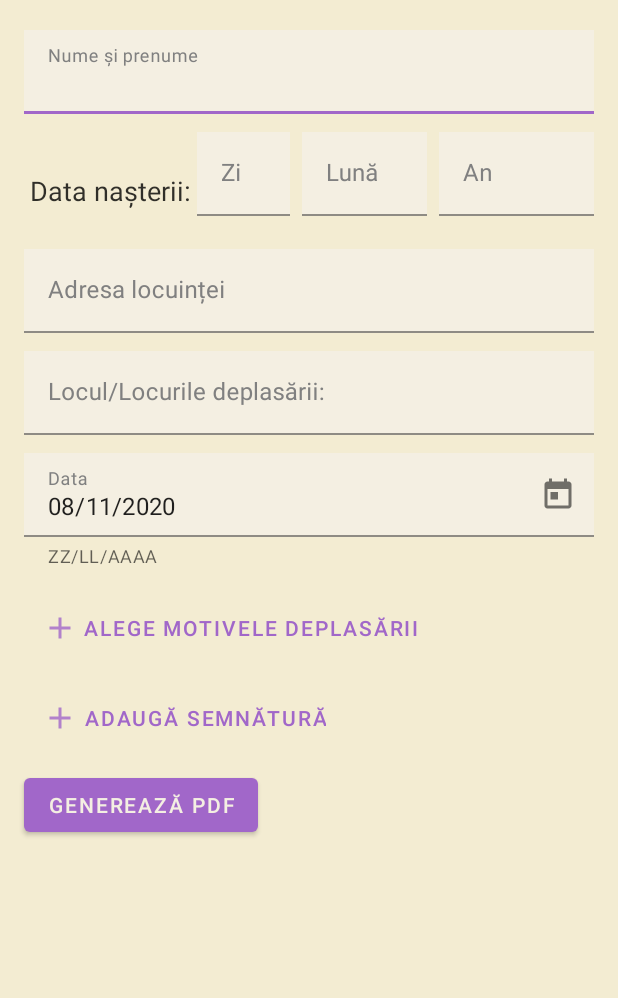
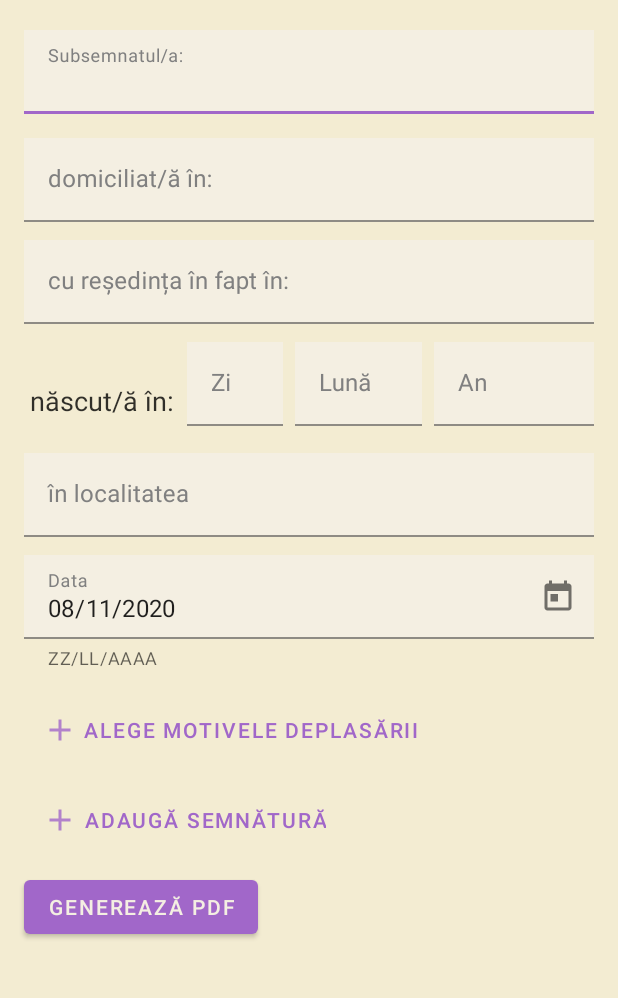
Before and after one commit to eMelgooG/DeclaratieProprieRaspundere, an Android app: the screen it shows after launch (MainActivity), on a phone screen of 412 x 824 dp, the part 87-1085 px from its top. Run offline under Robolectric (Android 15) with nearby library versions, the phone set to English and light mode, and no system bars.

Commit message:
Schimb layout dupa modelul nou https://image.stirileprotv.ro/media/document/62157238.pdf?_ga=2.138806387.1528470372.1604773797-1916259026.1603883833

```diff
--- a/app/src/main/java/com/lea/Declaratie/MainActivity.java
+++ b/app/src/main/java/com/lea/Declaratie/MainActivity.java
@@ -2,32 +2,18 @@ package com.lea.Declaratie;
 
 import androidx.annotation.NonNull;
 import androidx.appcompat.app.AppCompatActivity;
-import androidx.core.content.ContextCompat;
 import androidx.core.content.FileProvider;
 
-import android.Manifest;
 import android.app.AlertDialog;
 import android.app.DatePickerDialog;
 import android.content.Context;
 import android.content.DialogInterface;
 import android.content.Intent;
 import android.content.SharedPreferences;
-import android.graphics.Bitmap;
-import android.graphics.BitmapFactory;
-import android.graphics.Canvas;
-import android.graphics.Color;
-import android.graphics.Paint;
-import android.graphics.Typeface;
-import android.graphics.drawable.Drawable;
-import android.graphics.pdf.PdfDocument;
 import android.net.Uri;
 import android.os.Bundle;
 import android.text.Editable;
-import android.text.Layout;
-import android.text.StaticLayout;
-import android.text.TextPaint;
 import android.text.TextWatcher;
-import android.util.Log;
 import android.view.View;
 import android.view.inputmethod.InputMethodManager;
 import android.widget.Button;
@@ -39,21 +25,10 @@ import android.widget.Toast;
 
 import com.google.android.material.button.MaterialButton;
 import com.google.android.material.textfield.TextInputLayout;
-import com.karumi.dexter.Dexter;
-import com.karumi.dexter.PermissionToken;
-import com.karumi.dexter.listener.PermissionDeniedResponse;
-import com.karumi.dexter.listener.PermissionGrantedResponse;
-import com.karumi.dexter.listener.PermissionRequest;
-import com.karumi.dexter.listener.single.PermissionListener;
 
 import java.io.File;
-import java.io.FileNotFoundException;
-import java.io.FileOutputStream;
-import java.io.IOException;
-import java.io.InputStream;
 import java.text.SimpleDateFormat;
 import java.util.Calendar;
-import java.util.Map;
 
 public class MainActivity extends AppCompatActivity {
 
@@ -84,12 +59,12 @@ public class MainActivity extends AppCompatActivity {
         sharedPreferences = this.getSharedPreferences("com.lea.Declaratie", Context.MODE_PRIVATE);
 
         //Initialize text inputs
-        numeTextInput = findViewById(R.id.numPrenumeTF);
+        numeTextInput = findViewById(R.id.subsemnatulTF);
         ziuaNasteriiTextInput = findViewById(R.id.ziNastereTF);
         lunaNasteriiTextInput = findViewById(R.id.lunaNastereTF);
         anulNasteriiTextInput = findViewById(R.id.anNastereTF);
-        adresaLocuinteiTextInput = findViewById(R.id.adresaTF);
-        locurileDeplasariiTextInput = findViewById(R.id.deplasareTF);
+        adresaLocuinteiTextInput = findViewById(R.id.domiciliuTF);
+        locurileDeplasariiTextInput = findViewById(R.id.resedintaTF);
         dataTextInput = findViewById(R.id.dataTF);
         dataTF = findViewById(R.id.dataTF);
 
--- a/app/src/main/res/layout/activity_main.xml
+++ b/app/src/main/res/layout/activity_main.xml
@@ -10,15 +10,28 @@
         android:layout_height="match_parent"
         tools:context=".MainActivity">
 
+        <TextView
+            android:id="@+id/titluTV"
+            android:layout_width="wrap_content"
+            android:layout_height="wrap_content"
+            android:layout_marginTop="16dp"
+            android:fontFamily="@font/ds"
+            android:text="Declarație pe proprie răspundere"
+            android:textColor="@color/black"
+            android:textSize="30sp"
+            app:layout_constraintEnd_toEndOf="parent"
+            app:layout_constraintStart_toStartOf="parent"
+            app:layout_constraintTop_toTopOf="parent" />
+
         <com.google.android.material.textfield.TextInputLayout
-            android:id="@+id/numPrenumeTF"
+            android:id="@+id/subsemnatulTF"
             style="@style/Widget.MaterialComponents.TextInputLayout.FilledBox"
             android:layout_width="match_parent"
             android:layout_height="wrap_content"
             android:layout_marginStart="@dimen/margin_regular_textfield"
             android:layout_marginTop="20dp"
             android:layout_marginEnd="@dimen/margin_regular_textfield"
-            android:hint="Nume și prenume"
+            android:hint="Subsemnatul/a:"
             android:textColorHint="@color/gray"
             app:boxBackgroundColor="#F3F5F6"
             app:hintTextColor="@color/gray"
@@ -32,10 +45,57 @@
                 android:layout_height="wrap_content"
                 android:imeOptions="flagNoExtractUi"
                 android:inputType="textCapWords|textShortMessage" />
-
-
         </com.google.android.material.textfield.TextInputLayout>
 
+        <com.google.android.material.textfield.TextInputLayout
+            android:id="@+id/domiciliuTF"
+            style="@style/Widget.MaterialComponents.TextInputLayout.FilledBox"
+            android:layout_width="match_parent"
+            android:layout_height="wrap_content"
+            android:layout_marginStart="@dimen/margin_regular_textfield"
+            android:layout_marginTop="16dp"
+            android:layout_marginEnd="@dimen/margin_regular_textfield"
+            android:hint="domiciliat/ă în:"
+            app:endIconMode="clear_text"
+            android:textColorHint="@color/gray"
+            app:boxBackgroundColor="#F3F5F6"
+            app:hintTextColor="@color/gray"
+            app:layout_constraintEnd_toEndOf="parent"
+            app:layout_constraintStart_toStartOf="parent"
+            app:layout_constraintTop_toBottomOf="@id/subsemnatulTF">
+
+            <com.google.android.material.textfield.TextInputEditText
+                android:background="@color/textLayoutBackground"
+                android:layout_width="match_parent"
+                android:layout_height="wrap_content"
+                android:imeOptions="flagNoExtractUi"
+                android:inputType="textShortMessage|textCapSentences" />
+        </com.google.android.material.textfield.TextInputLayout>
+
+        <com.google.android.material.textfield.TextInputLayout
+            android:id="@+id/resedintaTF"
+            style="@style/Widget.MaterialComponents.TextInputLayout.FilledBox"
+            android:layout_width="match_parent"
+            android:layout_height="wrap_content"
+            android:layout_marginStart="@dimen/margin_regular_textfield"
+            android:layout_marginTop="12dp"
+            android:layout_marginEnd="@dimen/margin_regular_textfield"
+            android:hint="cu reședința în fapt în: "
+            app:endIconMode="clear_text"
+            android:textColorHint="@color/gray"
+            app:boxBackgroundColor="#F3F5F6"
+            app:hintTextColor="@color/gray"
+            app:layout_constraintEnd_toEndOf="parent"
+            app:layout_constraintStart_toStartOf="parent"
+            app:layout_constraintTop_toBottomOf="@id/domiciliuTF">
+
+            <com.google.android.material.textfield.TextInputEditText
+                android:background="@color/textLayoutBackground"
+                android:layout_width="match_parent"
+                android:layout_height="wrap_content"
+                android:imeOptions="flagNoExtractUi"
+                android:inputType="textShortMessage|textCapSentences" />
+        </com.google.android.material.textfield.TextInputLayout>
 
         <com.google.android.material.textfield.TextInputLayout
             android:id="@+id/dataNasteriiTF"
@@ -49,7 +109,7 @@
             app:layout_constraintEnd_toStartOf="@+id/ziNastereTF"
             app:layout_constraintHorizontal_bias="0.5"
             app:layout_constraintStart_toStartOf="parent"
-            app:layout_constraintTop_toBottomOf="@+id/numPrenumeTF">
+            app:layout_constraintTop_toBottomOf="@+id/resedintaTF">
 
             <com.google.android.material.textfield.TextInputEditText
                 android:layout_width="wrap_content"
@@ -57,7 +117,7 @@
                 android:alpha="0.8"
                 android:enabled="false"
                 android:paddingTop="16dp"
-                android:text="Data nașterii:"
+                android:text="născut/ă în: "
                 android:textColor="@color/black" />
         </com.google.android.material.textfield.TextInputLayout>
 
@@ -75,7 +135,7 @@
             app:layout_constraintHorizontal_bias="0.5"
             app:layout_constraintHorizontal_weight="1.5"
             app:layout_constraintStart_toEndOf="@+id/dataNasteriiTF"
-            app:layout_constraintTop_toBottomOf="@+id/numPrenumeTF">
+            app:layout_constraintTop_toBottomOf="@+id/resedintaTF">
 
             <com.google.android.material.textfield.TextInputEditText
                 android:background="@color/textLayoutBackground"
@@ -104,7 +164,7 @@
             app:layout_constraintHorizontal_bias="0.5"
             app:layout_constraintHorizontal_weight="2"
             app:layout_constraintStart_toEndOf="@+id/ziNastereTF"
-            app:layout_constraintTop_toBottomOf="@+id/numPrenumeTF">
+            app:layout_constraintTop_toBottomOf="@+id/resedintaTF">
 
             <com.google.android.material.textfield.TextInputEditText
                 android:background="@color/textLayoutBackground"
@@ -132,7 +192,7 @@
             app:layout_constraintHorizontal_bias="0.5"
             app:layout_constraintHorizontal_weight="2.5"
             app:layout_constraintStart_toEndOf="@+id/lunaNastereTF"
-            app:layout_constraintTop_toBottomOf="@+id/numPrenumeTF">
+            app:layout_constraintTop_toBottomOf="@+id/resedintaTF">
 
             <com.google.android.material.textfield.TextInputEditText
                 android:background="@color/textLayoutBackground"
@@ -146,16 +206,16 @@
                 android:textAlignment="center" />
         </com.google.android.material.textfield.TextInputLayout>
 
-
         <com.google.android.material.textfield.TextInputLayout
-            android:id="@+id/adresaTF"
+            android:id="@+id/localitateaTF"
             style="@style/Widget.MaterialComponents.TextInputLayout.FilledBox"
             android:layout_width="match_parent"
             android:layout_height="wrap_content"
             android:layout_marginStart="@dimen/margin_regular_textfield"
-            android:layout_marginTop="16dp"
+            android:layout_marginTop="12dp"
             android:layout_marginEnd="@dimen/margin_regular_textfield"
-            android:hint="Adresa locuinței"
+            android:hint="în localitatea"
+            app:endIconMode="clear_text"
             android:textColorHint="@color/gray"
             app:boxBackgroundColor="#F3F5F6"
             app:hintTextColor="@color/gray"
@@ -170,44 +230,6 @@
                 android:imeOptions="flagNoExtractUi"
                 android:inputType="textShortMessage|textCapSentences" />
         </com.google.android.material.textfield.TextInputLayout>
-
-        <com.google.android.material.textfield.TextInputLayout
-            android:id="@+id/deplasareTF"
-            style="@style/Widget.MaterialComponents.TextInputLayout.FilledBox"
-            android:layout_width="match_parent"
-            android:layout_height="wrap_content"
-            android:layout_marginStart="@dimen/margin_regular_textfield"
-            android:layout_marginTop="12dp"
-            android:layout_marginEnd="@dimen/margin_regular_textfield"
-            android:hint="Locul/Locurile deplasării:"
-            app:endIconMode="clear_text"
-            android:textColorHint="@color/gray"
-            app:boxBackgroundColor="#F3F5F6"
-            app:hintTextColor="@color/gray"
-            app:layout_constraintEnd_toEndOf="parent"
-            app:layout_constraintStart_toStartOf="parent"
-            app:layout_constraintTop_toBottomOf="@id/adresaTF">
-
-            <com.google.android.material.textfield.TextInputEditText
-                android:background="@color/textLayoutBackground"
-                android:layout_width="match_parent"
-                android:layout_height="wrap_content"
-                android:imeOptions="flagNoExtractUi"
-                android:inputType="textShortMessage|textCapSentences" />
-        </com.google.android.material.textfield.TextInputLayout>
-
-        <TextView
-            android:id="@+id/titluTV"
-            android:layout_width="wrap_content"
-            android:layout_height="wrap_content"
-            android:layout_marginTop="16dp"
-            android:fontFamily="@font/ds"
-            android:text="Declarație pe proprie răspundere"
-            android:textColor="@color/black"
-            android:textSize="30sp"
-            app:layout_constraintEnd_toEndOf="parent"
-            app:layout_constraintStart_toStartOf="parent"
-            app:layout_constraintTop_toTopOf="parent" />
 
         <com.google.android.material.button.MaterialButton
             style="@style/Widget.MaterialComponents.Button.OutlinedButton.Icon"
@@ -239,7 +261,7 @@
             app:hintTextColor="@color/gray"
             app:layout_constraintEnd_toEndOf="parent"
             app:layout_constraintStart_toStartOf="parent"
-            app:layout_constraintTop_toBottomOf="@id/deplasareTF">
+            app:layout_constraintTop_toBottomOf="@id/localitateaTF">
 
             <com.google.android.material.textfield.TextInputEditText
                 android:background="@color/textLayoutBackground"
```
